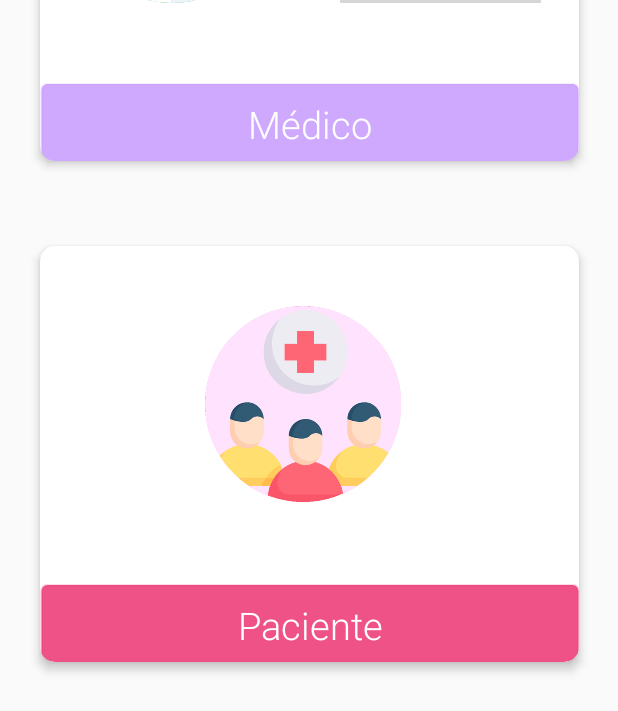
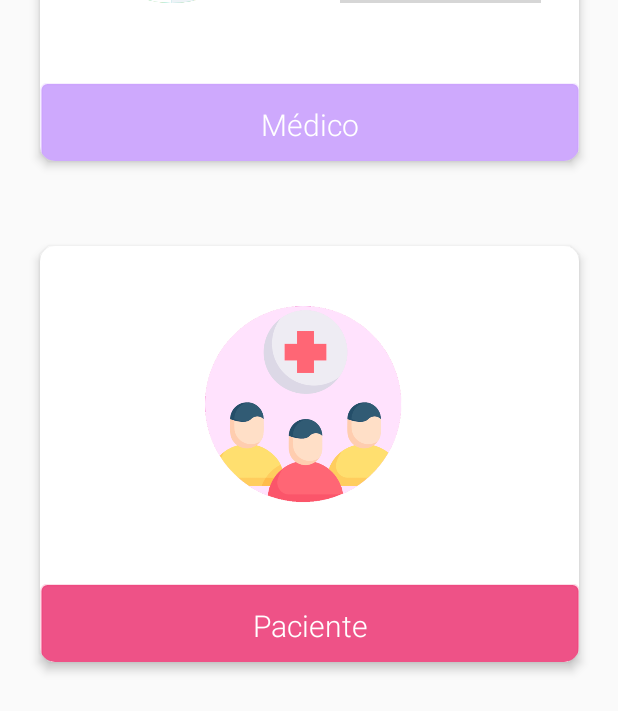
Before and after one commit to alx08/MedAPP, an Android app: the screen it shows after launch (InicioActivity), on a phone screen of 412 x 824 dp. Shown: the part 479-1190 px from the top of the screen. Run offline under Robolectric (Android 15) with nearby library versions, the phone set to English and light mode, and no system bars; grey boxes are pictures that could not be loaded.

Commit message:
Se cambió el tamaño de las fuentes de Médico y Paciente a 20sp.

```diff
--- a/app/src/main/res/layout/activity_inicio.xml
+++ b/app/src/main/res/layout/activity_inicio.xml
@@ -27,7 +27,7 @@
             android:text="Paciente"
             android:textAppearance="@style/TextAppearance.AppCompat.Display4"
             android:textColor="#FFFFFF"
-            android:textSize="25sp"
+            android:textSize="20sp"
             android:translationY="225dp"
             android:typeface="sans"
             app:backgroundTint="#C4E91E63" />
@@ -62,7 +62,7 @@
             android:text="Médico"
             android:textAppearance="@style/TextAppearance.AppCompat.Display4"
             android:textColor="#FFFFFF"
-            android:textSize="25sp"
+            android:textSize="20sp"
             android:translationY="225dp"
             android:typeface="sans"
             app:backgroundTint="#B5BB86FC" />
```
